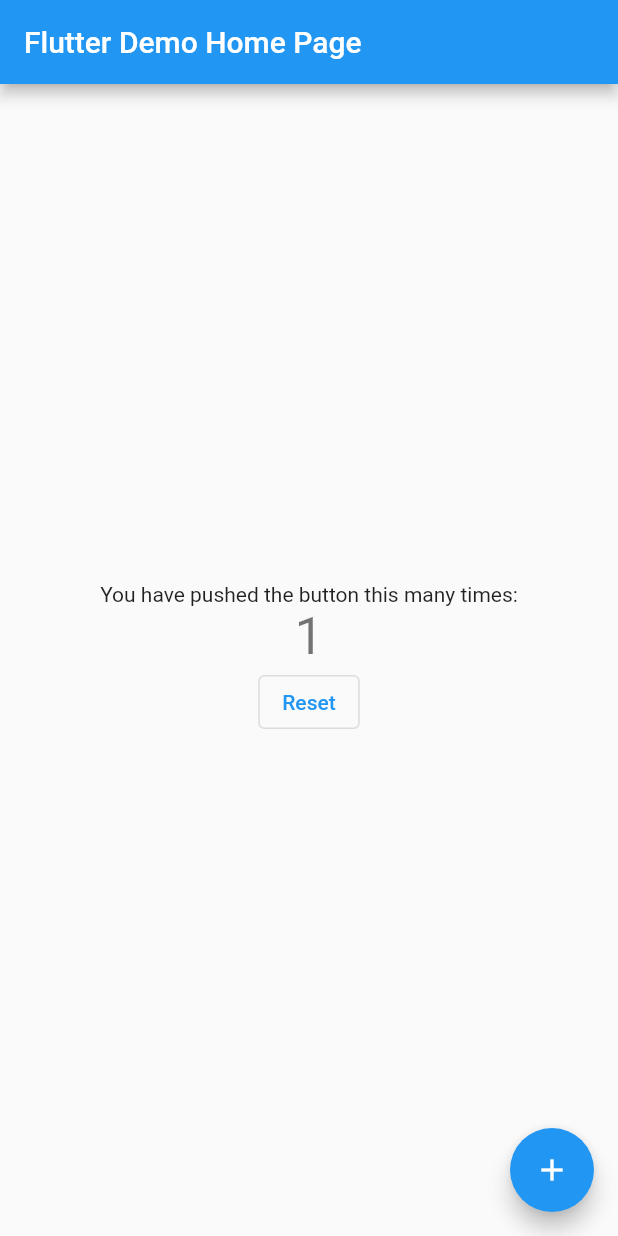
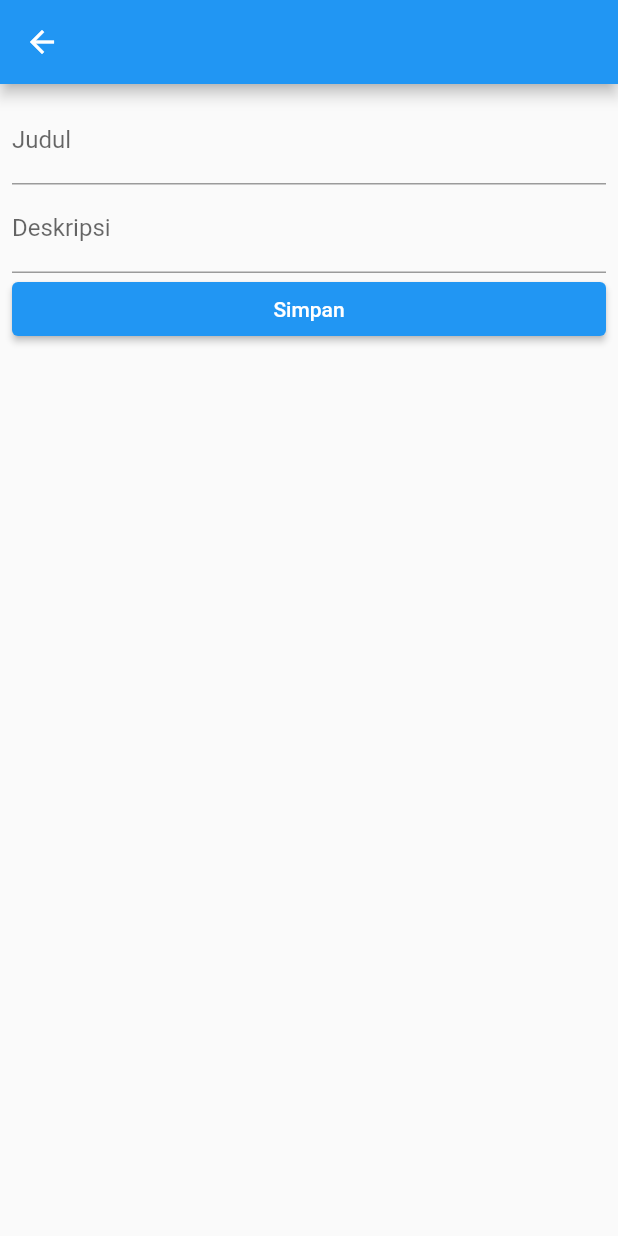
Before and after one commit to zerowu49/funflutter, a Flutter app: the screen it shows after launch, after a tap on the "add" icon, on a phone screen of 412 x 824 dp. Run offline on Flutter 3.47's test engine with Material 2 defaults, Android fonts, the phone set to English and light mode, and no system bars.

Commit message:
add: template

```diff
--- /dev/null
+++ b/lib/db_provider.dart
@@ -0,0 +1,8 @@
+import 'package:flutter/foundation.dart';
+import 'package:funflutter/note.dart';
+
+class DbProvider extends ChangeNotifier {
+  List<Note> _notes = [];
+
+  List<Note> get notes => _notes;
+}
--- a/lib/main.dart
+++ b/lib/main.dart
@@ -1,94 +1,24 @@
 import 'package:flutter/material.dart';
-import 'package:shared_preferences/shared_preferences.dart';
+import 'package:funflutter/db_provider.dart';
+import 'package:funflutter/note_list_page.dart';
+import 'package:provider/provider.dart';
 
-void main() => runApp(new MyApp());
+void main() async {
+  runApp(MyApp());
+}
 
 class MyApp extends StatelessWidget {
   @override
   Widget build(BuildContext context) {
-    return new MaterialApp(
-      title: 'Flutter Demo',
-      theme: new ThemeData(
-        primarySwatch: Colors.blue,
-      ),
-      home: new MyHomePage(title: 'Flutter Demo Home Page'),
-    );
-  }
-}
-
-class MyHomePage extends StatefulWidget {
-  MyHomePage({Key? key, required this.title}) : super(key: key);
-
-  final String title;
-
-  @override
-  _MyHomePageState createState() => new _MyHomePageState();
-}
-
-class _MyHomePageState extends State<MyHomePage> {
-  static const String counterNumberPrefs = 'counterNumber';
-
-  void _saveNumber() async {
-    final prefs = await SharedPreferences.getInstance();
-    prefs.setInt(counterNumberPrefs, _counter);
-  }
-
-  void _loadNumber() async {
-    final prefs = await SharedPreferences.getInstance();
-    setState(() {
-      _counter = prefs.getInt(counterNumberPrefs) ?? 0;
-    });
-  }
-
-  void _resetNumber() async {
-    final prefs = await SharedPreferences.getInstance();
-    prefs.remove(counterNumberPrefs);
-    _loadNumber();
-  }
-
-  @override
-  void initState() {
-    super.initState();
-    _loadNumber();
-  }
-
-  int _counter = 0;
-
-  void _incrementCounter() {
-    setState(() {
-      _counter++;
-      _saveNumber();
-    });
-  }
-
-  @override
-  Widget build(BuildContext context) {
-    return new Scaffold(
-      appBar: new AppBar(
-        title: new Text(widget.title),
-      ),
-      body: new Center(
-        child: new Column(
-          mainAxisAlignment: MainAxisAlignment.center,
-          children: <Widget>[
-            new Text(
-              'You have pushed the button this many times:',
-            ),
-            new Text(
-              '$_counter',
-              style: Theme.of(context).textTheme.headline4,
-            ),
-            OutlinedButton(
-              child: Text('Reset'),
-              onPressed: _resetNumber,
-            ),
-          ],
+    return ChangeNotifierProvider(
+      create: (context) => DbProvider(),
+      child: MaterialApp(
+        title: 'Flutter Demo',
+        theme: ThemeData(
+          primarySwatch: Colors.blue,
+          visualDensity: VisualDensity.adaptivePlatformDensity,
         ),
-      ),
-      floatingActionButton: new FloatingActionButton(
-        onPressed: _incrementCounter,
-        tooltip: 'Increment',
-        child: new Icon(Icons.add),
+        home: NoteListPage(),
       ),
     );
   }
--- /dev/null
+++ b/lib/note.dart
@@ -0,0 +1,21 @@
+class Note {
+  late int? id;
+  late String title;
+  late String description;
+
+  Note({this.id, required this.title, required this.description});
+
+  Map<String, dynamic> toMap() {
+    return {
+      'id': id,
+      'title': title,
+      'description': description,
+    };
+  }
+
+  Note.fromMap(Map<String, dynamic> map) {
+    id = map['id'];
+    title = map['title'];
+    description = map['description'];
+  }
+}
--- /dev/null
+++ b/lib/note_add_update_page.dart
@@ -0,0 +1,70 @@
+import 'package:flutter/material.dart';
+import 'package:funflutter/note.dart';
+
+class NoteAddUpdatePage extends StatefulWidget {
+  final Note? note;
+
+  NoteAddUpdatePage([this.note]);
+
+  @override
+  _NoteAddUpdatePageState createState() => _NoteAddUpdatePageState();
+}
+
+class _NoteAddUpdatePageState extends State<NoteAddUpdatePage> {
+  TextEditingController _titleController = TextEditingController();
+  TextEditingController _descriptionController = TextEditingController();
+
+  bool _isUpdate = false;
+
+  @override
+  void initState() {
+    super.initState();
+    if (widget.note != null) {
+      _titleController.text = widget.note!.title;
+      _descriptionController.text = widget.note!.description;
+      _isUpdate = true;
+    }
+  }
+
+  @override
+  Widget build(BuildContext context) {
+    return Scaffold(
+      appBar: AppBar(),
+      body: Padding(
+        padding: const EdgeInsets.all(8),
+        child: Column(
+          children: [
+            TextField(
+              controller: _titleController,
+              decoration: InputDecoration(
+                labelText: 'Judul',
+              ),
+            ),
+            TextField(
+              controller: _descriptionController,
+              decoration: InputDecoration(
+                labelText: 'Deskripsi',
+              ),
+            ),
+            SizedBox(
+              width: double.infinity,
+              child: ElevatedButton(
+                child: Text('Simpan'),
+                onPressed: () async {
+                  // TODO : Tambahkan kode untuk menyimpan atau mengedit note
+                },
+              ),
+            )
+          ],
+        ),
+      ),
+    );
+  }
+
+  @override
+  void dispose() {
+    _titleController.dispose();
+    _descriptionController.dispose();
+    super.dispose();
+  }
+}
--- /dev/null
+++ b/lib/note_list_page.dart
@@ -0,0 +1,50 @@
+import 'package:flutter/material.dart';
+import 'package:funflutter/db_provider.dart';
+import 'package:funflutter/note_add_update_page.dart';
+import 'package:provider/provider.dart';
+
+class NoteListPage extends StatelessWidget {
+  @override
+  Widget build(BuildContext context) {
+    return Scaffold(
+      appBar: AppBar(
+        title: Text('Notes'),
+      ),
+      body: Consumer<DbProvider>(
+        builder: (context, provider, child) {
+          final notes = provider.notes;
+
+          return ListView.builder(
+            itemCount: notes.length,
+            itemBuilder: (context, index) {
+              final note = notes[index];
+              return Dismissible(
+                key: Key(note.id.toString()),
+                background: Container(color: Colors.red),
+                onDismissed: (direction) {
+                  // TODO : Kode untuk menghapus note
+                },
+                child: Card(
+                  child: ListTile(
+                    title: Text(note.title),
+                    subtitle: Text(note.description),
+                    onTap: () async {
+                      // TODO : Kode untuk mendapatkan note yang dipilih dan dikirimkan ke NoteAddUpdatePage
+                    },
+                  ),
+                ),
+              );
+            },
+          );
+        },
+      ),
+      floatingActionButton: FloatingActionButton(
+        child: Icon(Icons.add),
+        onPressed: () {
+          Navigator.push(context,
+              MaterialPageRoute(builder: (context) => NoteAddUpdatePage()));
+        },
+      ),
+    );
+  }
+}
--- a/pubspec.yaml
+++ b/pubspec.yaml
@@ -23,10 +23,8 @@
 dependencies:
   flutter:
     sdk: flutter
-  flutter_local_notifications: ^9.1.5
-  rxdart: ^0.27.3
-  http: ^0.13.3
-  path_provider: ^2.0.4
+  sqflite: ^2.0.1
+  provider: ^6.0.1
   shared_preferences: ^2.0.7
 
   # The following adds the Cupertino Icons font to your application.
```
Also changed, not shown: lib/widgets/custom_button.dart (deleted, +0 -29 lines), lib/widgets/platform_widget.dart (deleted, +0 -21 lines), pubspec.lock.
